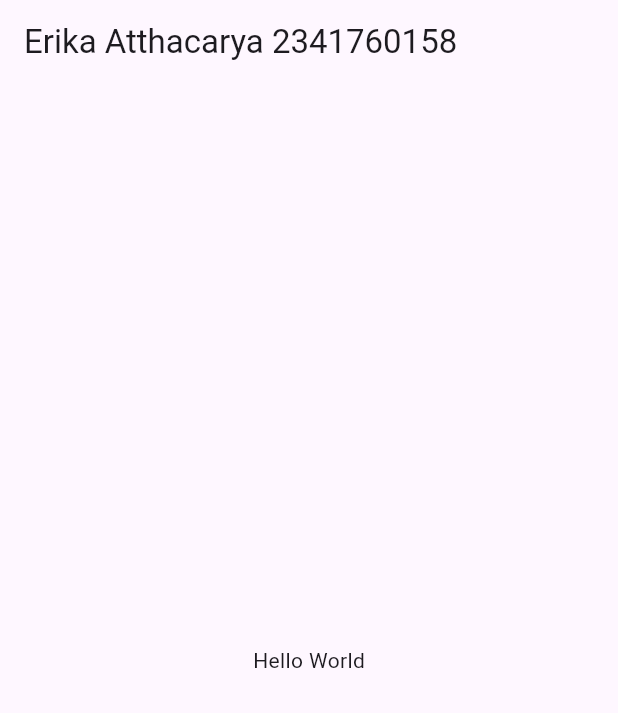
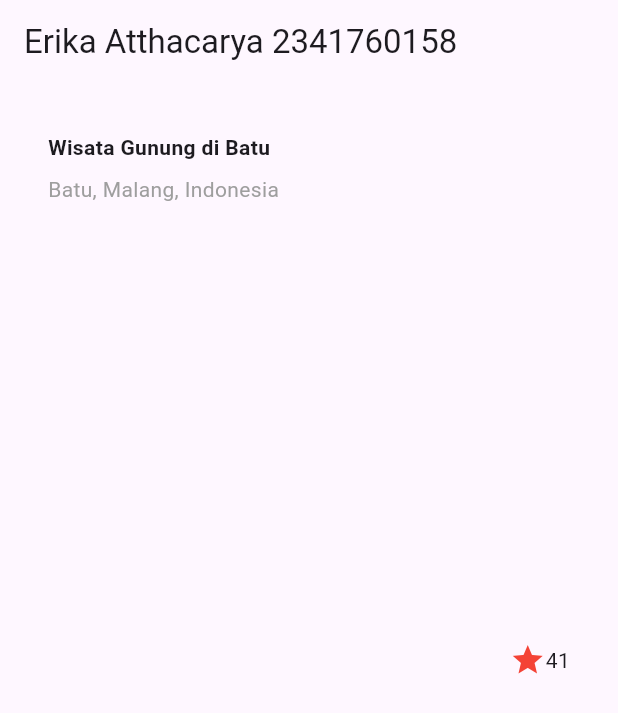
Before and after one commit to erikaatthacarya/flutter-fundamental-part2, a Flutter app: the screen it shows after launch, on a phone screen of 412 x 824 dp. Shown: the top 713 px of the screen. Run offline on Flutter 3.47's test engine with Material 3 defaults, Android fonts, the phone set to English and light mode, and no system bars.

Commit message:
Implementasi title row + dokum modif main 2

```diff
--- a/lib/main.dart
+++ b/lib/main.dart
@@ -13,10 +13,47 @@ class MyApp extends StatelessWidget {
         appBar: AppBar(
           title: const Text('Erika Atthacarya 2341760158'),
         ),
-        body: const Center(
-          child: Text('Hello World'),
-        ),
+        body: titleSection, // tampilkan titleSection di body
       ),
     );
   }
 }
+
+// Widget titleSection
+Widget titleSection = Container(
+  padding: const EdgeInsets.all(32),
+  child: Row(
+    children: [
+      Expanded(
+        // soal 1: Column di dalam Expanded
+        child: Column(
+          crossAxisAlignment: CrossAxisAlignment.start,
+          children: [
+            // soal 2: teks judul dengan padding bawah 8
+            Container(
+              padding: const EdgeInsets.only(bottom: 8),
+              child: const Text(
+                'Wisata Gunung di Batu',
+                style: TextStyle(
+                  fontWeight: FontWeight.bold,
+                ),
+              ),
+            ),
+            const Text(
+              'Batu, Malang, Indonesia',
+              style: TextStyle(
+                color: Colors.grey,
+              ),
+            ),
+          ],
+        ),
+      ),
+      // soal 3: ikon bintang merah + angka 41
+      const Icon(
+        Icons.star,
+        color: Colors.red,
+      ),
+      const Text('41'),
+    ],
+  ),
+);
```
Also changed, not shown: image/foto2.png (added), 1 other file.
